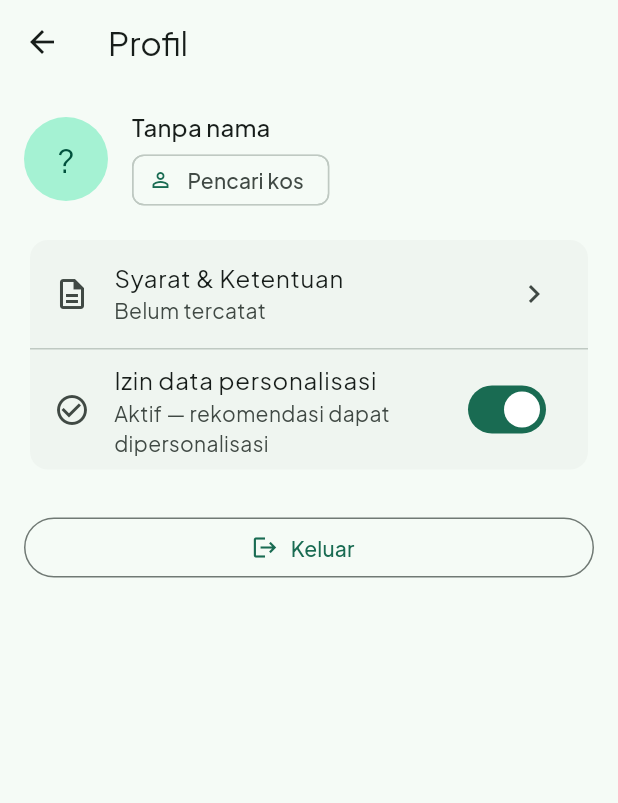
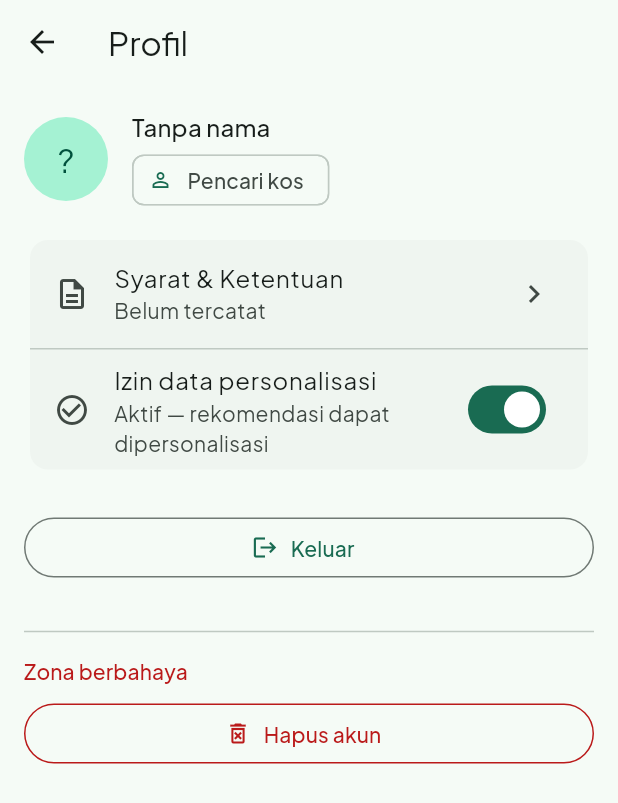
Before and after one commit to awaaaaja/kostara, a Flutter app: the ProfileScreen screen opened directly, on a phone screen of 412 x 824 dp. Shown: the top 803 px of the screen. Run offline on Flutter 3.47's test engine with Material 3 defaults, Android fonts, the phone set to English and light mode, and no system bars; our stand-ins replace flutter_local_notifications, flutter_map, flutter_riverpod, geolocator, go_router, image_picker and 4 more; accounts and stored records are empty.

Commit message:
feat(account): self-delete with storage cleanup and profile anonymization
- deleteAccount: hapus berkas avatars/docs (prefixes delete), panggil
  delete_my_account rpc, blokir klien service role
- anonimisasi: nama 'Pengguna Dihapus', email renamed, consent dicabut
- profile screen: dialog konsekuensi permanen + status suspended

```diff
--- a/lib/features/profile/profile_screen.dart
+++ b/lib/features/profile/profile_screen.dart
@@ -158,6 +158,8 @@ class ProfileScreen extends ConsumerWidget {
                 icon: const Icon(Icons.logout),
                 label: const Text('Keluar'),
               ),
+              const SizedBox(height: 24),
+              _DeleteAccountSection(profileId: p.id),
             ],
           );
         },
@@ -165,3 +167,99 @@ class ProfileScreen extends ConsumerWidget {
     );
   }
 }
+
+/// Zona berbahaya: hapus akun (anonymize + cabut sesi). Konfirmasi ganda;
+/// alasan server (mis. tenancy aktif) ditampilkan apa adanya.
+class _DeleteAccountSection extends ConsumerStatefulWidget {
+  const _DeleteAccountSection({required this.profileId});
+
+  final String profileId;
+
+  @override
+  ConsumerState<_DeleteAccountSection> createState() =>
+      _DeleteAccountSectionState();
+}
+
+class _DeleteAccountSectionState extends ConsumerState<_DeleteAccountSection> {
+  bool _busy = false;
+
+  Future<void> _delete() async {
+    if (_busy) return;
+    final messenger = ScaffoldMessenger.of(context);
+    final confirm = await showDialog<bool>(
+      context: context,
+      builder: (dialogContext) => AlertDialog(
+        title: const Text('Hapus akun?'),
+        content: const Text(
+          'Data pribadi akan dianonimkan, sesi keluar, dan kamu tidak bisa '
+          'masuk kembali. Riwayat interaksi tetap disimpan anonim. '
+          'Tindakan ini tidak dapat dibatalkan.',
+        ),
+        actions: [
+          TextButton(
+            onPressed: () => Navigator.of(dialogContext).pop(false),
+            child: const Text('Batal'),
+          ),
+          FilledButton(
+            style: FilledButton.styleFrom(
+              backgroundColor: Theme.of(dialogContext).colorScheme.error,
+              foregroundColor: Theme.of(dialogContext).colorScheme.onError,
+            ),
+            onPressed: () => Navigator.of(dialogContext).pop(true),
+            child: const Text('Hapus permanen'),
+          ),
+        ],
+      ),
+    );
+    if (confirm != true) return;
+    setState(() => _busy = true);
+    try {
+      await ref.read(authRepositoryProvider).deleteAccount();
+      // signOut memicu redirect router ke /login.
+      messenger.showSnackBar(
+        const SnackBar(content: Text('Akun berhasil dihapus.')),
+      );
+    } catch (e) {
+      final msg = '$e'.contains('tenancy_masih_aktif')
+          ? 'Masih ada sewa aktif — akun tidak dapat dihapus.'
+          : 'Gagal menghapus akun. Coba lagi.';
+      messenger.showSnackBar(SnackBar(content: Text(msg)));
+    } finally {
+      if (mounted) setState(() => _busy = false);
+    }
+  }
+
+  @override
+  Widget build(BuildContext context) {
+    final scheme = Theme.of(context).colorScheme;
+    return Column(
+      crossAxisAlignment: CrossAxisAlignment.stretch,
+      children: [
+        Divider(color: scheme.outlineVariant),
+        const SizedBox(height: 8),
+        Text(
+          'Zona berbahaya',
+          style: Theme.of(
+            context,
+          ).textTheme.titleSmall?.copyWith(color: scheme.error),
+        ),
+        const SizedBox(height: 8),
+        OutlinedButton.icon(
+          onPressed: _busy ? null : _delete,
+          style: OutlinedButton.styleFrom(
+            foregroundColor: scheme.error,
+            side: BorderSide(color: scheme.error),
+          ),
+          icon: _busy
+              ? const SizedBox(
+                  width: 16,
+                  height: 16,
+                  child: CircularProgressIndicator(strokeWidth: 2),
+                )
+              : const Icon(Icons.delete_forever_outlined),
+          label: Text(_busy ? 'Menghapus…' : 'Hapus akun'),
+        ),
+      ],
+    );
+  }
+}
```
Also changed, not shown: lib/features/auth/auth_repository.dart (+24 -0 lines).
